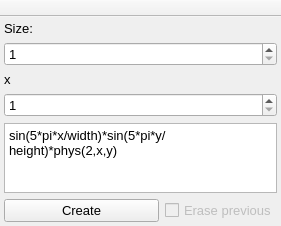
First picture: the form in plugins/Function/Function.ui, repository NeutrinoToolkit/Neutrino, before the edit.
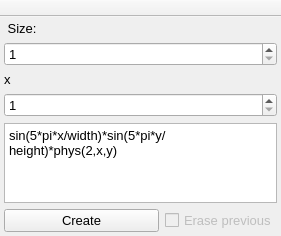
Second picture: the form after the edit.

Diff of the .ui file:
```diff
--- a/plugins/Function/Function.ui
+++ b/plugins/Function/Function.ui
@@ -7,7 +7,7 @@
     <x>0</x>
     <y>0</y>
     <width>281</width>
-    <height>216</height>
+    <height>236</height>
    </rect>
   </property>
   <property name="windowTitle">
@@ -158,7 +158,7 @@
        </font>
       </property>
       <property name="text">
-       <string>Size:</string>
+       <string> Size:</string>
       </property>
      </widget>
     </item>
```
Left out of the diff: 2 changed lines with no effect on the pictures.
